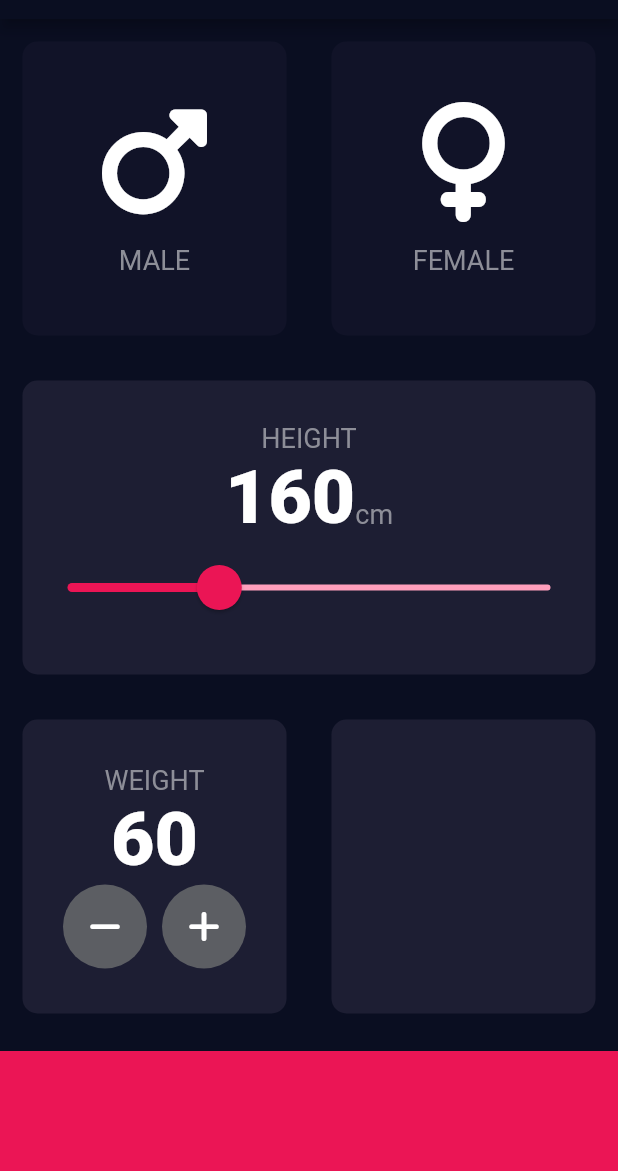
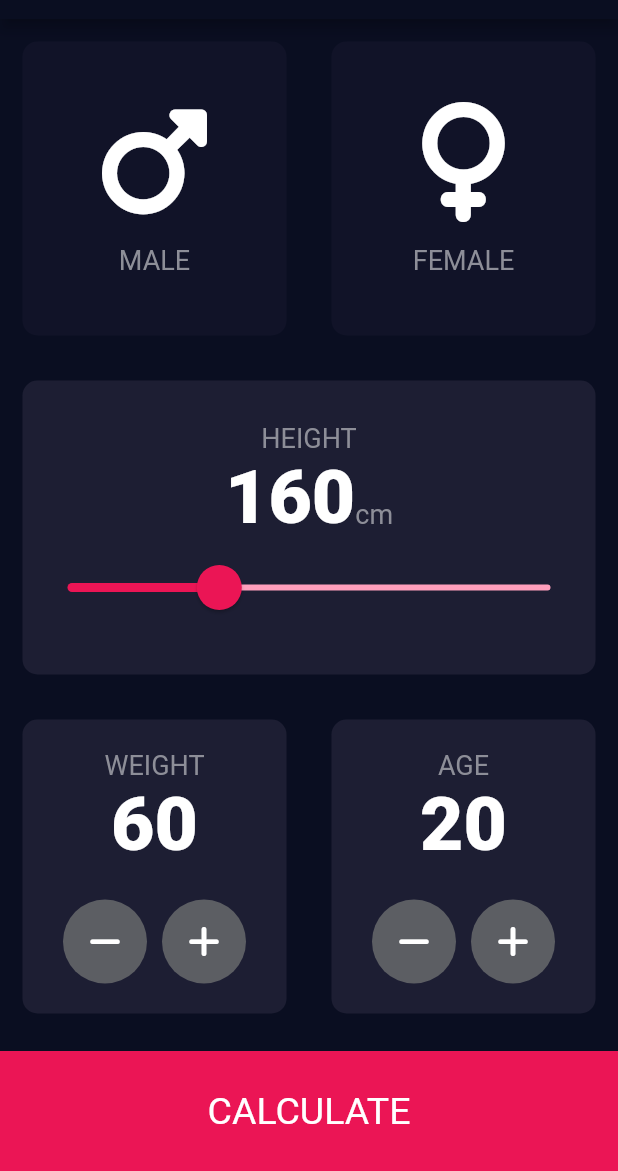
Before and after one commit to prameshbajra/flutterui, a Flutter app: the screen it shows after launch, on a phone screen of 412 x 824 dp, the part 65-1236 px from its top. Run offline on Flutter 3.47's test engine with Material 2 defaults, Android fonts, the phone set to English and light mode, and no system bars; our stand-ins replace font_awesome_flutter.

Commit message:
App done.

```diff
--- a/lib/main.dart
+++ b/lib/main.dart
@@ -1,6 +1,8 @@
 import 'package:flutter/material.dart';
+import 'package:flutterui/utility.dart';
 import 'package:flutterui/constants.dart';
 import 'package:flutterui/custom_icon.dart';
+import 'package:flutterui/results_page.dart';
 import 'package:flutterui/reusable_card.dart';
 import 'package:flutterui/round_icon_button.dart';
 import 'package:font_awesome_flutter/font_awesome_flutter.dart';
@@ -45,6 +47,7 @@ class _InputPageState extends State<InputPage> {
   Gender? selectedGender;
   int height = 160;
   int weight = 60;
+  int age = 20;
 
   @override
   Widget build(BuildContext context) {
@@ -158,6 +161,9 @@ class _InputPageState extends State<InputPage> {
                           style: labelTextStyle,
                         ),
                         Text(weight.toString(), style: labelBoldTextStyle),
+                        const SizedBox(
+                          height: 20.0,
+                        ),
                         Row(
                             mainAxisAlignment: MainAxisAlignment.center,
                             children: <Widget>[
@@ -185,20 +191,82 @@ class _InputPageState extends State<InputPage> {
                     ),
                   ),
                 ),
-                const Expanded(
+                Expanded(
                   child: ReusableCard(
                     color: activeCardColor,
+                    cardChild: Column(
+                      mainAxisAlignment: MainAxisAlignment.center,
+                      children: <Widget>[
+                        const Text(
+                          'AGE',
+                          style: labelTextStyle,
+                        ),
+                        Text(age.toString(), style: labelBoldTextStyle),
+                        const SizedBox(
+                          height: 20.0,
+                        ),
+                        Row(
+                          mainAxisAlignment: MainAxisAlignment.center,
+                          children: <Widget>[
+                            RoundIconButton(
+                              icon: FontAwesomeIcons.minus,
+                              onButtonPressedHandler: () {
+                                setState(() {
+                                  age -= 1;
+                                });
+                              },
+                            ),
+                            const SizedBox(
+                              width: 10.0,
+                            ),
+                            RoundIconButton(
+                              icon: FontAwesomeIcons.plus,
+                              onButtonPressedHandler: () {
+                                setState(() {
+                                  age += 1;
+                                });
+                              },
+                            )
+                          ],
+                        )
+                      ],
+                    ),
                   ),
                 ),
               ],
             ),
           ),
-          Container(
-            color: bottomContainerColor,
-            margin: const EdgeInsets.only(top: 10.0),
-            width: double.infinity,
-            height: bottomContainerHeight,
-          )
+          GestureDetector(
+            onTap: () {
+              Navigator.push(
+                context,
+                MaterialPageRoute(
+                  builder: (context) {
+                    return Results(
+                      bmiValue: BMIUtility.calculateBmi(height, weight),
+                    );
+                  },
+                ),
+              );
+            },
+            child: Container(
+              color: bottomContainerColor,
+              margin: const EdgeInsets.only(top: 10.0),
+              width: double.infinity,
+              height: bottomContainerHeight,
+              child: const Row(
+                  mainAxisAlignment: MainAxisAlignment.center,
+                  children: <Widget>[
+                    Text(
+                      'CALCULATE',
+                      style: TextStyle(
+                        color: Colors.white,
+                        fontSize: 25.0,
+                      ),
+                    ),
+                  ]),
+            ),
+          ),
         ],
       ),
     );
```
Also changed, not shown: lib/results_page.dart (added, +89 -0 lines), lib/utility.dart (added, +42 -0 lines).
